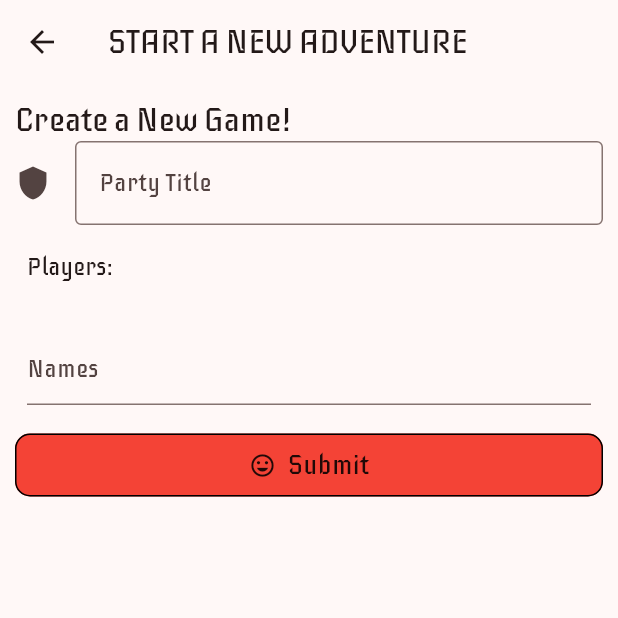
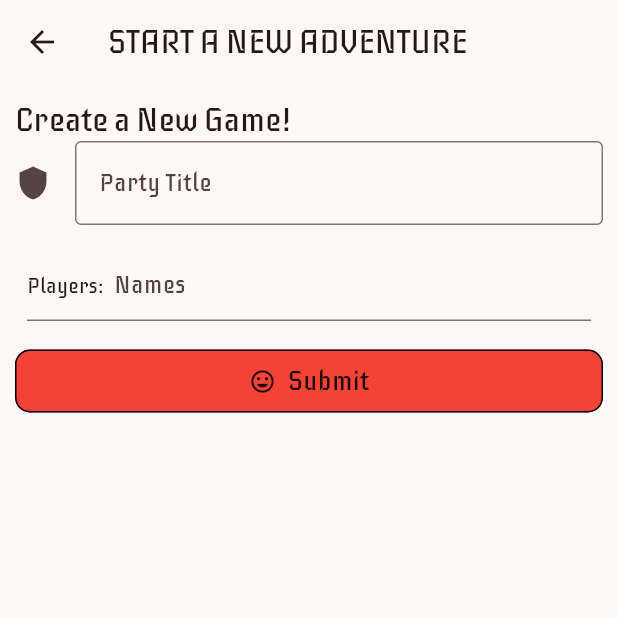
Before and after one commit to RileyKenyon/flutter-app, a Flutter app: the CreateGameForm screen opened directly with empty values, on a phone screen of 412 x 824 dp, the top half of it. Run offline on Flutter 3.47's test engine with Material 2 defaults, Android fonts, the light colour scheme and no system bars; our stand-ins replace cloud_firestore, firebase_auth, firebase_core, go_router, google_fonts; missing offline and left inert: firebase_ui_auth, nfc_manager; accounts and stored records are empty; generated files the repository leaves out were written again.

Commit message:
Player is now in the same text field

```diff
--- a/beasts_and_bards/lib/create_game_form.dart
+++ b/beasts_and_bards/lib/create_game_form.dart
@@ -40,15 +40,15 @@ class _CreateGameFormState extends State<CreateGameForm> {
                   labelText: "Party Title"),
               controller: textController,
             ),
-            Padding(
-              padding: const EdgeInsets.symmetric(horizontal: 8, vertical: 16),
-              child: Text("Players:",
-                  style: Theme.of(context).textTheme.titleMedium),
-            ),
             const Padding(
               padding: EdgeInsets.symmetric(horizontal: 8, vertical: 16),
               child: TextField(
-                decoration: InputDecoration(hintText: "Names"),
+                decoration: InputDecoration(
+                  prefixIcon: Text("Players: "),
+                  prefixIconConstraints:
+                      BoxConstraints(minWidth: 0, minHeight: 0),
+                  hintText: "Names",
+                ),
               ),
             ),
             Visibility(
@@ -65,6 +65,7 @@ class _CreateGameFormState extends State<CreateGameForm> {
                   itemBuilder: (context, index) {
                     return ListTile(
                       title: Text(widget.appState.friendsList[index].name),
+                      onTap: () {},
                     );
                   },
                 ),
```
